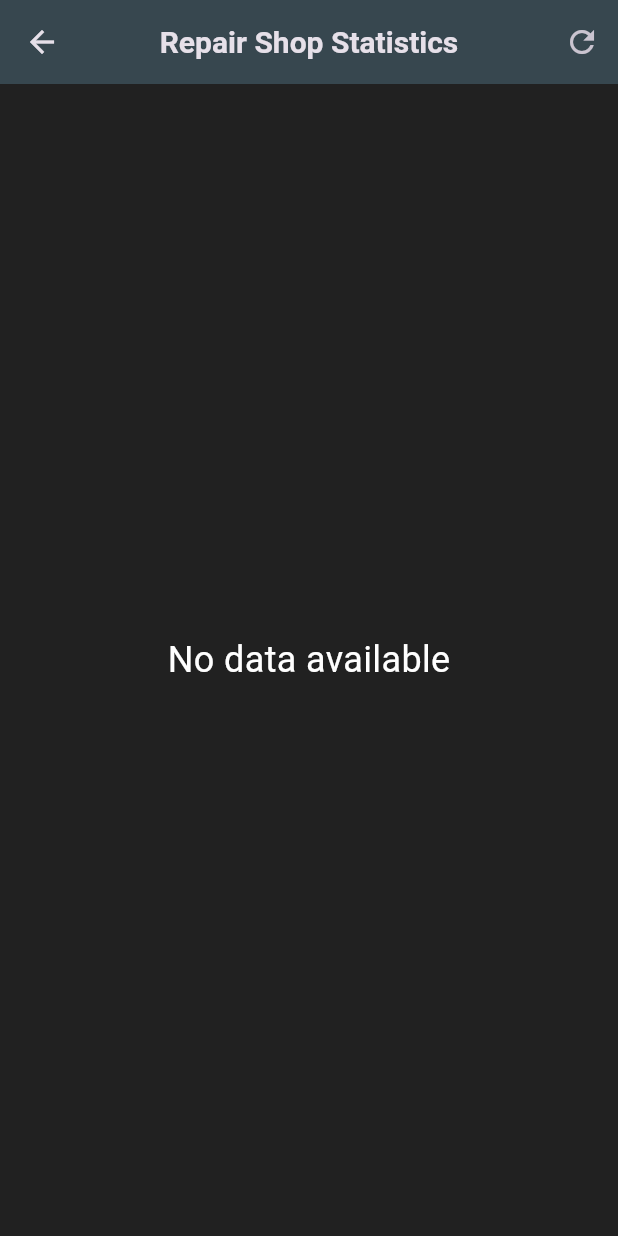
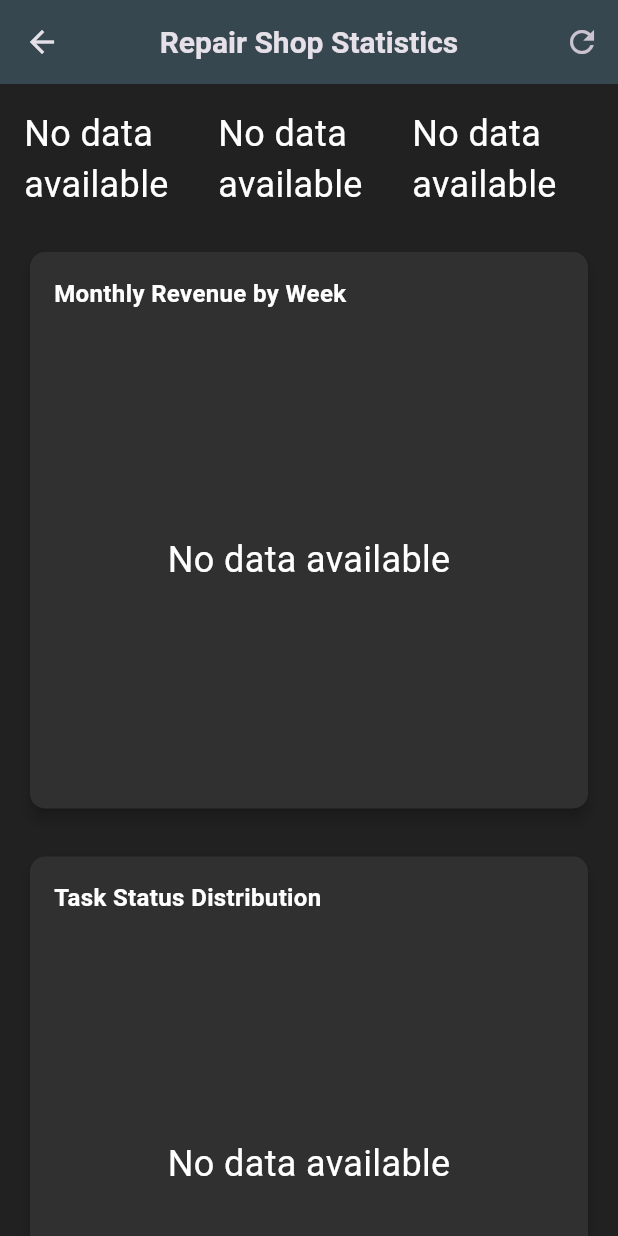
Before and after one commit to ahmadmsheik/Repair-Car-system-track, a Flutter app: the StatisticsPage screen opened by its route, on a phone screen of 412 x 824 dp. Run offline on Flutter 3.47's test engine with Material 3 defaults, Android fonts, the phone set to English and light mode, and no system bars; our stand-ins replace connectivity_plus, dio, font_awesome_flutter, get, google_fonts, image_picker and 4 more; accounts and stored records are empty.

Commit message:
v2.1 without backcend

```diff
--- a/lib/Controllers/expenditure_contorller.dart
+++ b/lib/Controllers/expenditure_contorller.dart
@@ -5,7 +5,6 @@ import 'package:inter_repair_car/Models/Entities/Expenditure.dart';
 class ExpenditureController extends GetxController {
   // Form key
   final formKey = GlobalKey<FormState>();
-
   // Text editing controllers
   final nameController = TextEditingController();
   final amountController = TextEditingController();
@@ -24,8 +23,6 @@ class ExpenditureController extends GetxController {
       amountController.text = expenditure.amount.toString();
       descriptionController.text = expenditure.description ?? '';
       dueDate.value = expenditure.dueDate;
-    } else {
-      clearForm();
     }
   }
 
@@ -42,6 +39,7 @@ class ExpenditureController extends GetxController {
     amountController.clear();
     descriptionController.clear();
     dueDate.value = null;
+    update();
   }
 
   // Validate and return expenditure
--- a/lib/Views/adding_a_vehicle_with_task_view.dart
+++ b/lib/Views/adding_a_vehicle_with_task_view.dart
@@ -1258,8 +1258,7 @@ class _AddingAVehicleWithTaskViewState
                                         'Data saved successfully!',
                                       );
 
-                                      Get.back();
-                                      Get.back();
+                                      Navigator.pop(context);
                                     } catch (e) {
                                       // Handle any errors
                                       Get.snackbar(
--- a/lib/Views/statistics_page.dart
+++ b/lib/Views/statistics_page.dart
@@ -21,18 +21,7 @@ class StatisticsPage extends StatelessWidget {
           ),
         ],
       ),
-      body: Obx(() {
-        if (_controller.monthlyRevenue.isEmpty ||
-            _controller.taskStatusDistribution.isEmpty) {
-          return Center(
-            child: Text(
-              'No data available',
-              style: TextStyle(fontSize: 24, color: Colors.white),
-            ),
-          );
-        }
-
-        return SingleChildScrollView(
+      body: SingleChildScrollView(
         padding: EdgeInsets.all(16),
         child: Column(
           children: [
@@ -51,8 +40,7 @@ class StatisticsPage extends StatelessWidget {
             _buildExpenditureByTypeChart(), // Add this line
           ],
         ),
-        );
-      }),
+      ),
     );
   }
 
@@ -66,12 +54,21 @@ class StatisticsPage extends StatelessWidget {
           children: [
             Text(
               'Monthly Expenditure',
-              style: TextStyle(fontSize: 18, fontWeight: FontWeight.bold),
+              style: TextStyle(fontSize: 16, fontWeight: FontWeight.bold),
             ),
             SizedBox(height: 16),
             Container(
               height: 300,
-              child: SfCartesianChart(
+              child: Obx(() {
+                if (_controller.expenditureByType.isEmpty) {
+                  return Center(
+                    child: Text(
+                      'No data available',
+                      style: TextStyle(fontSize: 24, color: Colors.white),
+                    ),
+                  );
+                }
+                return SfCartesianChart(
                   primaryXAxis: CategoryAxis(),
                   primaryYAxis: NumericAxis(
                     numberFormat: NumberFormat.currency(symbol: '\$'),
@@ -90,7 +87,8 @@ class StatisticsPage extends StatelessWidget {
                     ),
                   ],
                   tooltipBehavior: TooltipBehavior(enable: true),
-              ),
+                );
+              }),
             ),
           ],
         ),
@@ -108,12 +106,22 @@ class StatisticsPage extends StatelessWidget {
           children: [
             Text(
               'Expenditure by Type',
-              style: TextStyle(fontSize: 18, fontWeight: FontWeight.bold),
+              style: TextStyle(fontSize: 16, fontWeight: FontWeight.bold),
             ),
             SizedBox(height: 16),
             Container(
               height: 300,
-              child: SfCircularChart(
+              child: Obx(() {
+                if (_controller.expenditureByType.isEmpty) {
+                  return Center(
+                    child: Text(
+                      'No data available',
+                      style: TextStyle(fontSize: 24, color: Colors.white),
+                    ),
+                  );
+                }
+
+                return SfCircularChart(
                   legend: Legend(
                     isVisible: true,
                     overflowMode: LegendItemOverflowMode.wrap,
@@ -133,7 +141,8 @@ class StatisticsPage extends StatelessWidget {
                     ),
                   ],
                   tooltipBehavior: TooltipBehavior(enable: true),
-              ),
+                );
+              }),
             ),
           ],
         ),
@@ -145,33 +154,57 @@ class StatisticsPage extends StatelessWidget {
     return Row(
       children: [
         Expanded(
-          child: Obx(
-            () => _buildSummaryCard(
+          child: Obx(() {
+            if (_controller.currentMonthRevenue.value == 0.0) {
+              return Center(
+                child: Text(
+                  'No data available',
+                  style: TextStyle(fontSize: 24, color: Colors.white),
+                ),
+              );
+            }
+            return _buildSummaryCard(
               'Monthly Revenue',
               '\$${_controller.currentMonthRevenue.value.toStringAsFixed(2)}',
               Colors.blue,
-            ),
-          ),
+            );
+          }),
         ),
         SizedBox(width: 8),
         Expanded(
-          child: Obx(
-            () => _buildSummaryCard(
+          child: Obx(() {
+            if (_controller.completedTasksCount.value == 0) {
+              return Center(
+                child: Text(
+                  'No data available',
+                  style: TextStyle(fontSize: 24, color: Colors.white),
+                ),
+              );
+            }
+            return _buildSummaryCard(
               'Completed Tasks',
               _controller.completedTasksCount.value.toString(),
               Colors.green,
-            ),
-          ),
+            );
+          }),
         ),
         SizedBox(width: 8),
         Expanded(
-          child: Obx(
-            () => _buildSummaryCard(
+          child: Obx(() {
+            if (_controller.totalVehiclesCount.value == 0) {
+              return Center(
+                child: Text(
+                  'No data available',
+                  style: TextStyle(fontSize: 24, color: Colors.white),
+                ),
+              );
+            }
+            return _buildSummaryCard(
               'Total Vehicles',
               _controller.totalVehiclesCount.value.toString(),
               Colors.orange,
-            ),
-          ),
+            );
+          }),
         ),
       ],
     );
@@ -219,12 +252,22 @@ class StatisticsPage extends StatelessWidget {
           children: [
             Text(
               'Monthly Revenue by Week',
-              style: TextStyle(fontSize: 18, fontWeight: FontWeight.bold),
+              style: TextStyle(fontSize: 16, fontWeight: FontWeight.bold),
             ),
             SizedBox(height: 16),
             Container(
               height: 300,
-              child: SfCartesianChart(
+              child: Obx(() {
+                if (_controller.monthlyRevenue.isEmpty) {
+                  return Center(
+                    child: Text(
+                      'No data available',
+                      style: TextStyle(fontSize: 24, color: Colors.white),
+                    ),
+                  );
+                }
+
+                return SfCartesianChart(
                   primaryXAxis: CategoryAxis(),
                   series: <CartesianSeries>[
                     ColumnSeries<ChartData, String>(
@@ -235,7 +278,8 @@ class StatisticsPage extends StatelessWidget {
                       dataLabelSettings: DataLabelSettings(isVisible: true),
                     ),
                   ],
-              ),
+                );
+              }),
             ),
           ],
         ),
@@ -253,12 +297,22 @@ class StatisticsPage extends StatelessWidget {
           children: [
             Text(
               'Task Status Distribution',
-              style: TextStyle(fontSize: 18, fontWeight: FontWeight.bold),
+              style: TextStyle(fontSize: 16, fontWeight: FontWeight.bold),
             ),
             SizedBox(height: 16),
             Container(
               height: 300,
-              child: SfCircularChart(
+              child: Obx(() {
+                if (_controller.taskStatusDistribution.isEmpty) {
+                  return Center(
+                    child: Text(
+                      'No data available',
+                      style: TextStyle(fontSize: 24, color: Colors.white),
+                    ),
+                  );
+                }
+
+                return SfCircularChart(
                   legend: Legend(isVisible: true),
                   series: <CircularSeries>[
                     PieSeries<ChartData, String>(
@@ -268,7 +322,8 @@ class StatisticsPage extends StatelessWidget {
                       dataLabelSettings: DataLabelSettings(isVisible: true),
                     ),
                   ],
-              ),
+                );
+              }),
             ),
           ],
         ),
@@ -286,12 +341,22 @@ class StatisticsPage extends StatelessWidget {
           children: [
             Text(
               'Vehicle Makes in Shop',
-              style: TextStyle(fontSize: 18, fontWeight: FontWeight.bold),
+              style: TextStyle(fontSize: 16, fontWeight: FontWeight.bold),
             ),
             SizedBox(height: 16),
             Container(
               height: 300,
-              child: SfCartesianChart(
+              child: Obx(() {
+                if (_controller.vehicleMakeDistribution.isEmpty) {
+                  return Center(
+                    child: Text(
+                      'No data available',
+                      style: TextStyle(fontSize: 24, color: Colors.white),
+                    ),
+                  );
+                }
+
+                return SfCartesianChart(
                   primaryXAxis: CategoryAxis(),
                   series: <CartesianSeries>[
                     BarSeries<ChartData, String>(
@@ -302,7 +367,8 @@ class StatisticsPage extends StatelessWidget {
                       dataLabelSettings: DataLabelSettings(isVisible: true),
                     ),
                   ],
-              ),
+                );
+              }),
             ),
           ],
         ),
@@ -320,12 +386,22 @@ class StatisticsPage extends StatelessWidget {
           children: [
             Text(
               'Parts Cost by Supplier',
-              style: TextStyle(fontSize: 18, fontWeight: FontWeight.bold),
+              style: TextStyle(fontSize: 16, fontWeight: FontWeight.bold),
             ),
             SizedBox(height: 16),
             Container(
               height: 300,
-              child: SfCartesianChart(
+              child: Obx(() {
+                if (_controller.vehicleMakeDistribution.isEmpty) {
+                  return Center(
+                    child: Text(
+                      'No data available',
+                      style: TextStyle(fontSize: 24, color: Colors.white),
+                    ),
+                  );
+                }
+
+                return SfCartesianChart(
                   primaryXAxis: CategoryAxis(),
                   series: <CartesianSeries>[
                     LineSeries<ChartData, String>(
@@ -336,7 +412,8 @@ class StatisticsPage extends StatelessWidget {
                       dataLabelSettings: DataLabelSettings(isVisible: true),
                     ),
                   ],
-              ),
+                );
+              }),
             ),
           ],
         ),
--- a/lib/Widgets/add_expenditure_sheet.dart
+++ b/lib/Widgets/add_expenditure_sheet.dart
@@ -15,7 +15,7 @@ class AddExpenditureSheet extends StatelessWidget {
 
   @override
   Widget build(BuildContext context) {
-    final controller = Get.put(ExpenditureController());
+    final controller = Get.find<ExpenditureController>();
     controller.initExpenditure(existingExpenditure);
 
     return Container(
--- a/lib/main.dart
+++ b/lib/main.dart
@@ -1,5 +1,7 @@
 import 'package:flutter/material.dart';
 import 'package:get/get.dart';
+import 'package:inter_repair_car/Models/repositories/DatabaseHelper.dart';
+
 import 'package:inter_repair_car/Routes/AppPage.dart';
 import 'package:inter_repair_car/Widgets/navigation_menu.dart';
 
@@ -24,8 +26,8 @@ final ThemeData darkTheme = ThemeData(
 void main() async {
   runApp(const MyApp());
 
-  // DatabaseHelper db = DatabaseHelper();
-  // db.deleteDatabasef();
+  DatabaseHelper db = DatabaseHelper();
+  db.deleteDatabasef();
 }
 
 class MyApp extends StatelessWidget {
```
Also changed, not shown: lib/Views/expenditures_page.dart (+13 -7 lines), 26 other files. Lines whose indentation alone changed are shown as unchanged.
